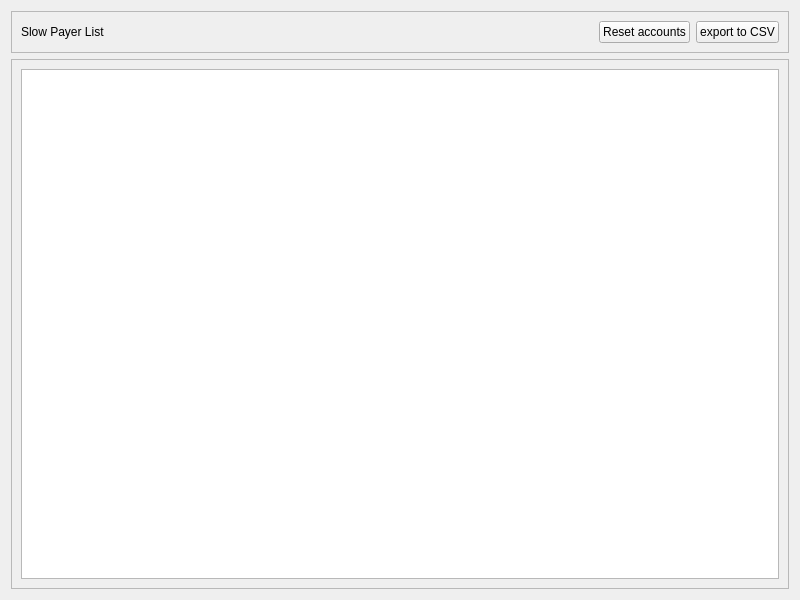
The window that penyamanager/admin/slowpayersview.ui (eguzki/penyamanager) describes before a commit, drawn with Qt 5.
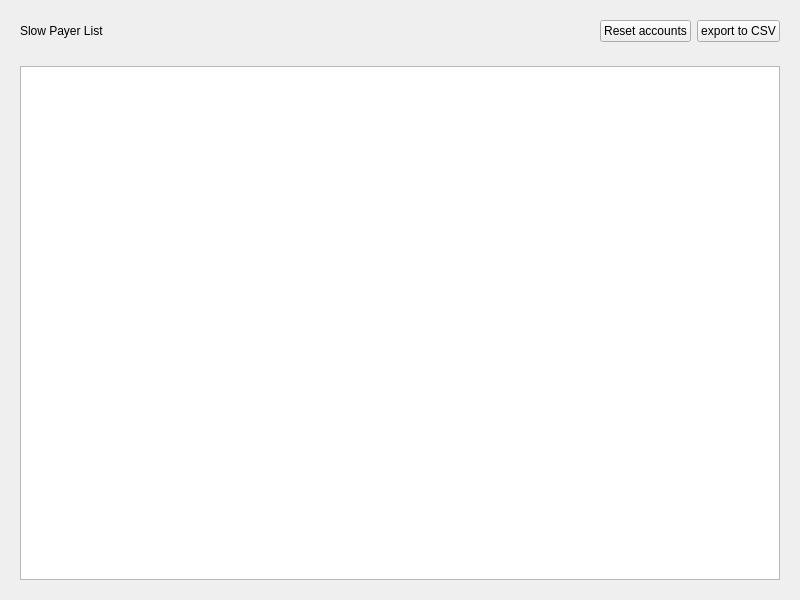
The same window after the commit.

Diff of the .ui file:
```diff
--- a/penyamanager/admin/slowpayersview.ui
+++ b/penyamanager/admin/slowpayersview.ui
@@ -57,19 +57,13 @@
   </property>
   <layout class="QVBoxLayout" name="verticalLayout">
    <item>
-    <widget class="QFrame" name="topFrame">
+    <widget class="QWidget" name="topWidget" native="true">
      <property name="sizePolicy">
       <sizepolicy hsizetype="Preferred" vsizetype="Fixed">
        <horstretch>0</horstretch>
        <verstretch>0</verstretch>
       </sizepolicy>
      </property>
-     <property name="frameShape">
-      <enum>QFrame::StyledPanel</enum>
-     </property>
-     <property name="frameShadow">
-      <enum>QFrame::Raised</enum>
-     </property>
      <layout class="QHBoxLayout" name="horizontalLayout">
       <item>
        <widget class="QLabel" name="titleLabel">
@@ -109,13 +103,7 @@
     </widget>
    </item>
    <item>
-    <widget class="QFrame" name="bottonFrame">
-     <property name="frameShape">
-      <enum>QFrame::StyledPanel</enum>
-     </property>
-     <property name="frameShadow">
-      <enum>QFrame::Raised</enum>
-     </property>
+    <widget class="QWidget" name="bottonWidget" native="true">
      <layout class="QVBoxLayout" name="verticalLayout_2">
       <item>
        <widget class="QTableWidget" name="slowPayersTableWidget">
```
